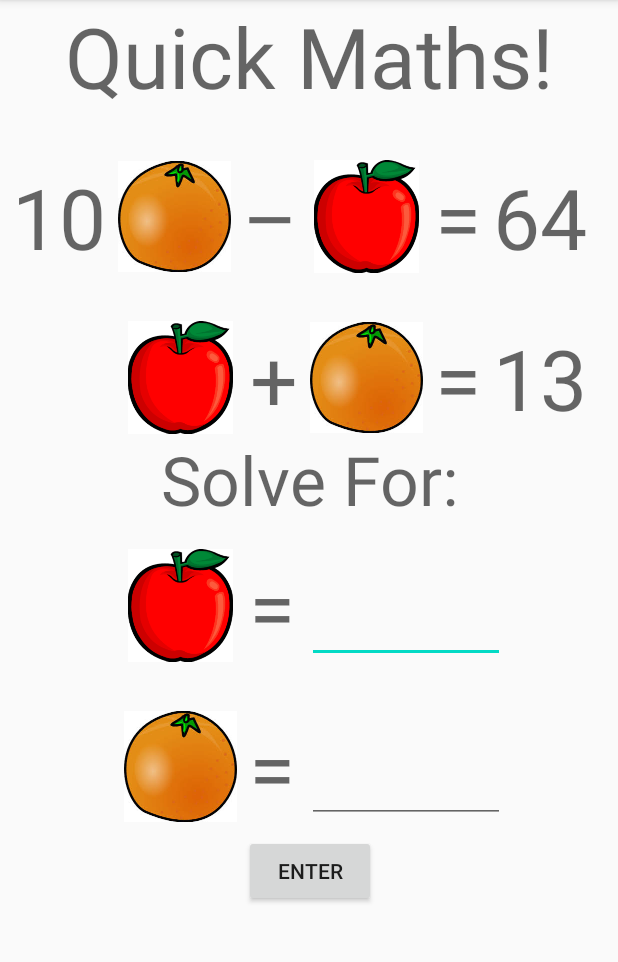
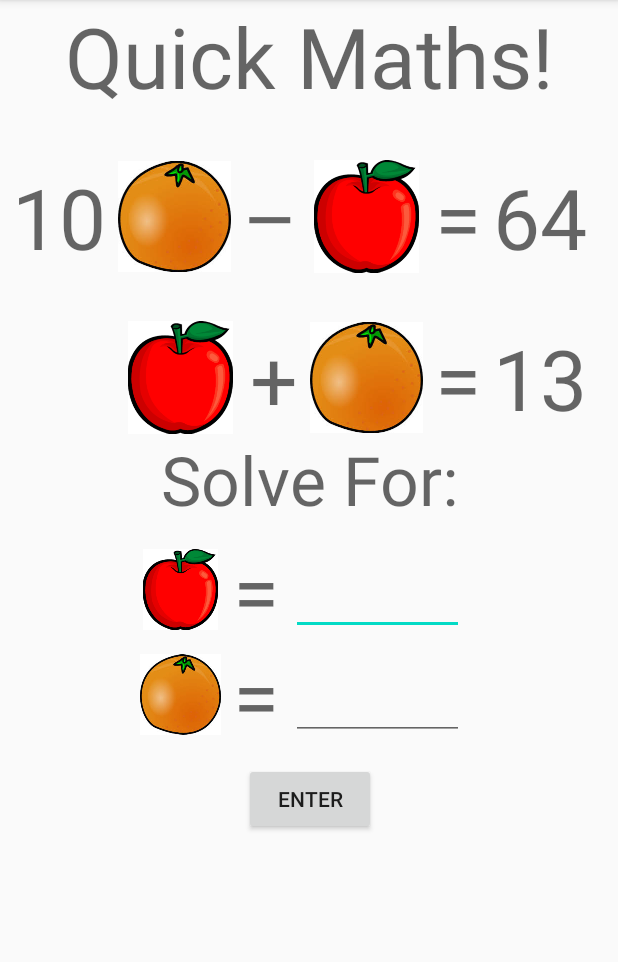
Before and after one commit to brengar123/JigJag2.0, an Android app: the GameOneFragment screen opened directly, with no data from a screen before it, on a phone screen of 412 x 824 dp, the part 84-1046 px from its top. Run offline under Robolectric (Android 15) with nearby library versions, the light colour scheme and no system bars.

Commit message:
fixed constraints of games

```diff
--- a/app/src/main/res/layout/gamefive.xml
+++ b/app/src/main/res/layout/gamefive.xml
@@ -77,8 +77,6 @@
         android:layout_width="wrap_content"
         android:layout_height="wrap_content"
         android:layout_marginTop="16dp"
-        android:layout_marginBottom="150dp"
-        app:layout_constraintBottom_toBottomOf="parent"
         app:layout_constraintEnd_toEndOf="@+id/G5bt_Enter"
         app:layout_constraintStart_toStartOf="@+id/G5bt_Enter"
         app:layout_constraintTop_toBottomOf="@+id/G5bt_Enter" />
--- a/app/src/main/res/layout/gameone.xml
+++ b/app/src/main/res/layout/gameone.xml
@@ -165,14 +165,14 @@
         app:layout_constraintTop_toBottomOf="@+id/G1iv_Appletwo" />
 
     <ImageView
-        android:layout_height="75dp"
-        android:layout_width="75dp"
+        android:id="@+id/G1iv_FinalApple"
+        android:layout_width="54dp"
+        android:layout_height="54dp"
+        android:layout_marginTop="16dp"
+        app:layout_constraintEnd_toEndOf="@+id/G1iv_Orangetwo"
         app:layout_constraintStart_toStartOf="@+id/G1iv_Orangetwo"
-        app:layout_constraintEnd_toEndOf="@+id/G1iv_Orangetwo"
-        android:id="@+id/G1iv_FinalApple"
-        tools:srcCompat="@tools:sample/avatars"
         app:layout_constraintTop_toBottomOf="@+id/textView"
-        android:layout_marginTop="16dp"/>
+        tools:srcCompat="@tools:sample/avatars" />
 
     <TextView
         android:layout_height="wrap_content"
@@ -199,38 +199,40 @@
         android:layout_marginStart="8dp"/>
 
     <ImageView
-        android:layout_height="75dp"
-        android:layout_width="75dp"
+        android:id="@+id/G1iv_FinalOrange"
+        android:layout_width="54dp"
+        android:layout_height="54dp"
+        android:layout_marginTop="16dp"
+        app:layout_constraintEnd_toEndOf="@+id/G1iv_FinalApple"
         app:layout_constraintStart_toStartOf="@+id/G1iv_FinalApple"
-        app:layout_constraintEnd_toEndOf="@+id/G1iv_FinalApple"
-        android:id="@+id/G1iv_FinalOrange"
-        tools:srcCompat="@tools:sample/avatars"
         app:layout_constraintTop_toBottomOf="@+id/G1iv_FinalApple"
-        android:layout_marginTop="32dp"/>
+        tools:srcCompat="@tools:sample/avatars" />
 
     <EditText
-        android:layout_height="75dp"
-        android:layout_width="132dp"
-        app:layout_constraintTop_toTopOf="@+id/textView2"
+        android:id="@+id/G1et_Inputapple"
+        android:layout_width="115dp"
+        android:layout_height="60dp"
+        android:layout_marginStart="8dp"
+        android:layout_marginLeft="8dp"
+        android:ems="10"
+        android:inputType="number"
+        android:textAppearance="@style/TextAppearance.AppCompat.Display2"
         app:layout_constraintBottom_toBottomOf="@+id/textView2"
-        android:id="@+id/G1et_Inputapple" android:textAppearance="@style/TextAppearance.AppCompat.Display2"
         app:layout_constraintStart_toEndOf="@+id/textView2"
-        android:layout_marginLeft="8dp"
-        android:layout_marginStart="8dp"
-        android:inputType="number"
-        android:ems="10"/>
+        app:layout_constraintTop_toTopOf="@+id/textView2" />
 
     <EditText
-        android:layout_height="75dp"
-        android:layout_width="132dp"
-        app:layout_constraintTop_toTopOf="@+id/G1iv_FinalOrange"
+        android:id="@+id/G1et_Inputorange"
+        android:layout_width="115dp"
+        android:layout_height="60dp"
+        android:layout_marginStart="8dp"
+        android:layout_marginLeft="8dp"
+        android:ems="10"
+        android:inputType="number"
+        android:textAppearance="@style/TextAppearance.AppCompat.Display2"
         app:layout_constraintBottom_toBottomOf="@+id/G1iv_FinalOrange"
-        android:id="@+id/G1et_Inputorange"
-        android:textAppearance="@style/TextAppearance.AppCompat.Display2"
         app:layout_constraintStart_toEndOf="@+id/textView4"
-        android:layout_marginLeft="8dp" android:layout_marginStart="8dp"
-        android:inputType="number"
-        android:ems="10"/>
+        app:layout_constraintTop_toTopOf="@+id/G1iv_FinalOrange" />
 
     <Button
         android:id="@+id/G1bt_Enter"
@@ -247,8 +249,6 @@
         android:layout_width="wrap_content"
         android:layout_height="wrap_content"
         android:layout_marginTop="8dp"
-        android:layout_marginBottom="82dp"
-        app:layout_constraintBottom_toBottomOf="parent"
         app:layout_constraintEnd_toEndOf="@+id/G1bt_Enter"
         app:layout_constraintStart_toStartOf="@+id/G1bt_Enter"
         app:layout_constraintTop_toBottomOf="@+id/G1bt_Enter" />
--- a/app/src/main/res/layout/gamethree.xml
+++ b/app/src/main/res/layout/gamethree.xml
@@ -43,17 +43,15 @@
         android:layout_width="wrap_content"
         android:layout_height="wrap_content"
         android:layout_marginTop="16dp"
-        android:layout_marginBottom="140dp"
         android:text="Stop"
-        app:layout_constraintBottom_toBottomOf="parent"
         app:layout_constraintEnd_toEndOf="@+id/G3bt_Increase"
         app:layout_constraintStart_toStartOf="@+id/G3bt_Increase"
         app:layout_constraintTop_toBottomOf="@+id/G3tv_Message" />
 
     <ImageView
         android:id="@+id/G3iv_Balloon"
-        android:layout_width="250dp"
-        android:layout_height="250dp"
+        android:layout_width="200dp"
+        android:layout_height="200dp"
         android:layout_marginTop="16dp"
         app:layout_constraintEnd_toEndOf="parent"
         app:layout_constraintStart_toStartOf="parent"
```
